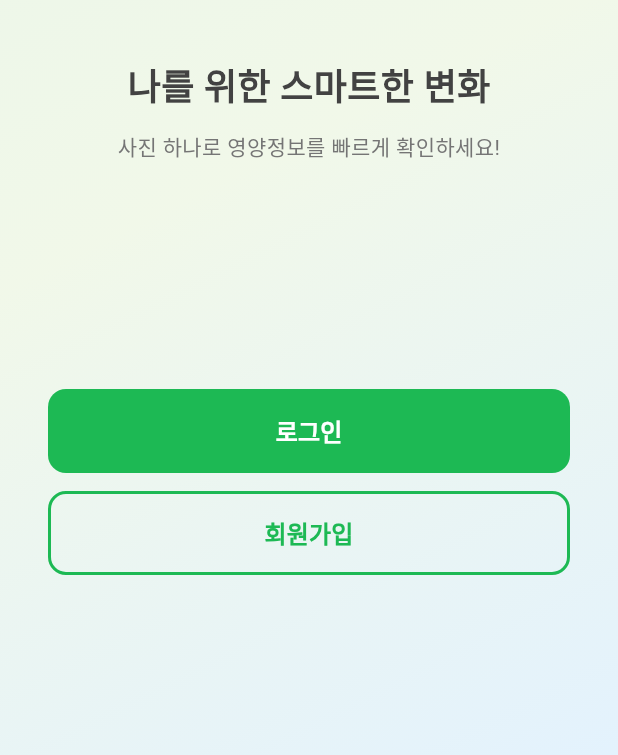
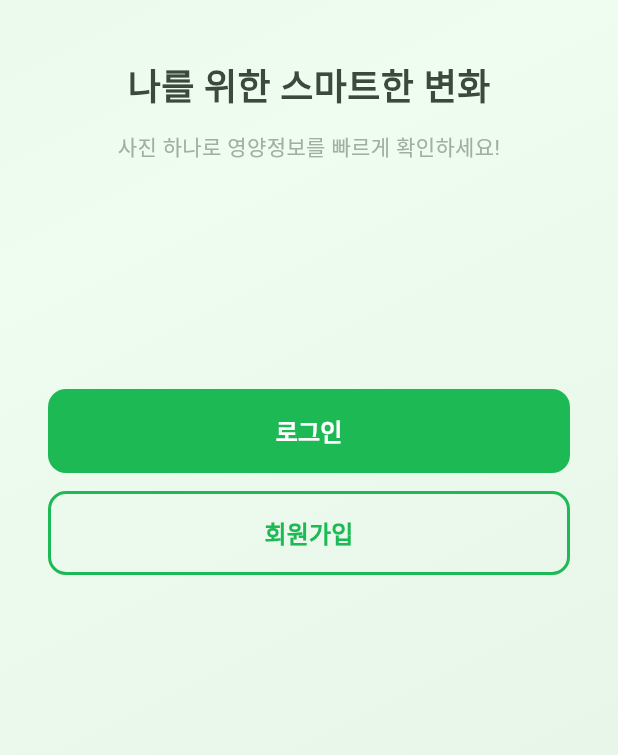
Before and after one commit to Paaaaang/TTM, a Flutter app: the screen it shows after launch, on a phone screen of 412 x 824 dp, the part 481-1236 px from its top. Run offline on Flutter 3.47's test engine with Material 3 defaults, Android fonts, the phone set to English and light mode, and no system bars; our stand-ins replace carousel_slider, confetti, firebase_core, firebase_messaging, fl_chart, flutter_local_notifications and 7 more; accounts and stored records are empty; Roboto replaces fonts that are missing (BMJUA, Pretendard).

Commit message:
style: 전체 화면에 AppColors 브랜드 컬러 시스템 적용
변경된 화면 (8개):
- home_screen: 배경, 탭 버튼 색상
- splash_screen: 그라데이션 배경
- exercise_detail_screen: 헤더 그라데이션
- meal_detail_screen: 섹션 그라데이션
- calendar_screen: 점수 색상
- post_detail_screen: 좋아요/댓글 버튼
- profile_screen: 배지 배경/테두리, 통계 카드
- onboarding_screen: 배경 그라데이션, 버튼, 텍스트

하드코딩 색상 교체:
- Color(0xFF4CAF50) → AppColors.primary
- Color(0xFF2196F3) → AppColors.primary
- Color(0xFFE8F5E9) → AppColors.primaryLight
- Color(0xFF424242) → AppColors.textPrimary
- Color(0xFF757575) → AppColors.textSecondary
- Colors.grey[100] → AppColors.softBackground

소셜 로그인 버튼 색상은 브랜드 가이드에 따라 유지

```diff
--- a/lib/screens/calendar_screen.dart
+++ b/lib/screens/calendar_screen.dart
@@ -1,5 +1,6 @@
 // 캘린더 화면 - 월별 식단/운동 기록 확인
 import 'package:flutter/material.dart';
+import 'package:ttm/constants/app_colors.dart';
 import 'package:ttm/services/auth_service.dart';
 import 'package:ttm/models/user.dart';
 import 'package:http/http.dart' as http;
@@ -298,7 +299,7 @@ class _CalendarScreenState extends State<CalendarScreen> {
     if (score >= 80) {
       scoreColor = const Color(0xFF1DB954); // 녹색 (우수)
     } else if (score >= 60) {
-      scoreColor = const Color(0xFF4CAF50); // 연한 녹색 (양호)
+      scoreColor = AppColors.primary; // 양호
     } else if (score >= 40) {
       scoreColor = const Color(0xFFFFA726); // 주황색 (보통)
     } else {
--- a/lib/screens/home_screen.dart
+++ b/lib/screens/home_screen.dart
@@ -1627,7 +1627,9 @@ class _HomeScreenState extends State<HomeScreen> {
                 style: TextStyle(
                   fontSize: 14,
                   fontWeight: isActive ? FontWeight.bold : FontWeight.w600,
-                  color: isActive ? AppColors.textPrimary : AppColors.textSecondary,
+                  color: isActive
+                      ? AppColors.textPrimary
+                      : AppColors.textSecondary,
                 ),
               ),
             ],
--- a/lib/screens/meal_detail_screen.dart
+++ b/lib/screens/meal_detail_screen.dart
@@ -191,7 +191,7 @@ class MealDetailScreen extends StatelessWidget {
       padding: const EdgeInsets.all(24),
       decoration: BoxDecoration(
         gradient: const LinearGradient(
-          colors: [Color(0xFFFF9800), Color(0xFFE65100)],
+          colors: [AppColors.primary, AppColors.primaryDark],
         ),
         borderRadius: BorderRadius.circular(20),
         boxShadow: [
--- a/lib/screens/onboarding_screen.dart
+++ b/lib/screens/onboarding_screen.dart
@@ -18,9 +18,9 @@ class OnboardingScreen extends StatelessWidget {
             begin: Alignment.topLeft,
             end: Alignment.bottomRight,
             colors: [
-              Color(0xFFE8F5E9), // 연한 민트
-              Color(0xFFF1F8E9), // 연한 연두
-              Color(0xFFE3F2FD), // 연한 하늘
+              AppColors.primaryLight, // 연한 민트
+              AppColors.softBackground, // 연한 배경
+              AppColors.primaryLight, // 연한 민트
             ],
           ),
         ),
@@ -63,7 +63,7 @@ class OnboardingScreen extends StatelessWidget {
                     fontFamily: 'BMJUA',
                     fontSize: 24,
                     fontWeight: FontWeight.w600,
-                    color: Color(0xFF424242),
+                    color: AppColors.textPrimary,
                   ),
                 ),
 
@@ -72,7 +72,7 @@ class OnboardingScreen extends StatelessWidget {
                 // 설명 텍스트
                 const Text(
                   '사진 하나로 영양정보를 빠르게 확인하세요!',
-                  style: TextStyle(fontSize: 14, color: Color(0xFF757575)),
+                  style: TextStyle(fontSize: 14, color: AppColors.textSecondary),
                   textAlign: TextAlign.center,
                 ),
 
@@ -93,7 +93,7 @@ class OnboardingScreen extends StatelessWidget {
                       shape: RoundedRectangleBorder(
                         borderRadius: BorderRadius.circular(12),
                       ),
-                      overlayColor: const Color(0xFF5CB860),
+                      overlayColor: AppColors.primary,
                     ),
                     child: const Text(
                       '로그인',
--- a/lib/screens/splash_screen.dart
+++ b/lib/screens/splash_screen.dart
@@ -54,8 +54,8 @@ class _SplashScreenState extends State<SplashScreen> with SingleTickerProviderSt
             begin: Alignment.topCenter,
             end: Alignment.bottomCenter,
             colors: [
-              Color(0xFF4CAF50),
-              Color(0xFF45A049),
+              AppColors.primary,
+              AppColors.primaryDark,
             ],
           ),
         ),
```
Also changed, not shown: lib/screens/exercise_detail_screen.dart (+4 -3 lines), lib/screens/post_detail_screen.dart (+4 -3 lines), lib/screens/profile_screen.dart (+4 -3 lines).
